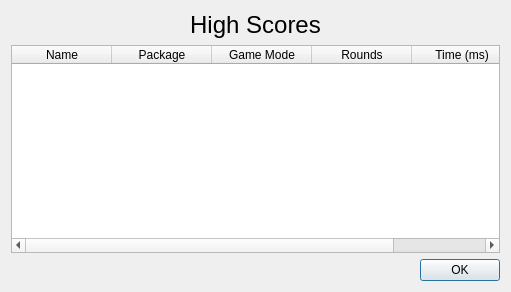
Qt form ui/highscores.ui (tdauth/gustavsfairyland) before a commit.
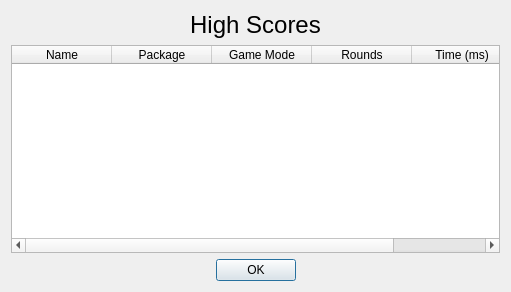
The same form after that commit.

Commit message: Paint different open windows, greyscale for disabled clips and room, centered buttons, update time and description label after playing narrator sound, fixed shortcuts in player

What changed in the file:
```diff
--- a/ui/highscores.ui
+++ b/ui/highscores.ui
@@ -78,6 +78,9 @@
      <property name="standardButtons">
       <set>QDialogButtonBox::Ok</set>
      </property>
+     <property name="centerButtons">
+      <bool>true</bool>
+     </property>
     </widget>
    </item>
   </layout>
```
The commit also changes 11 other files.
